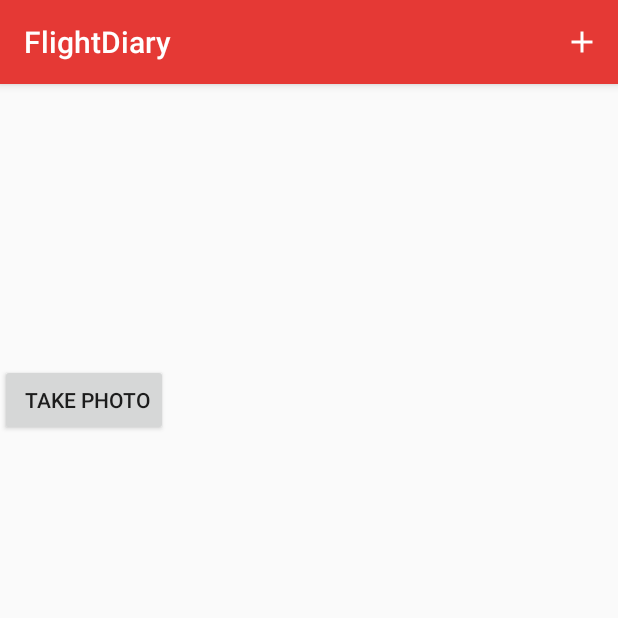
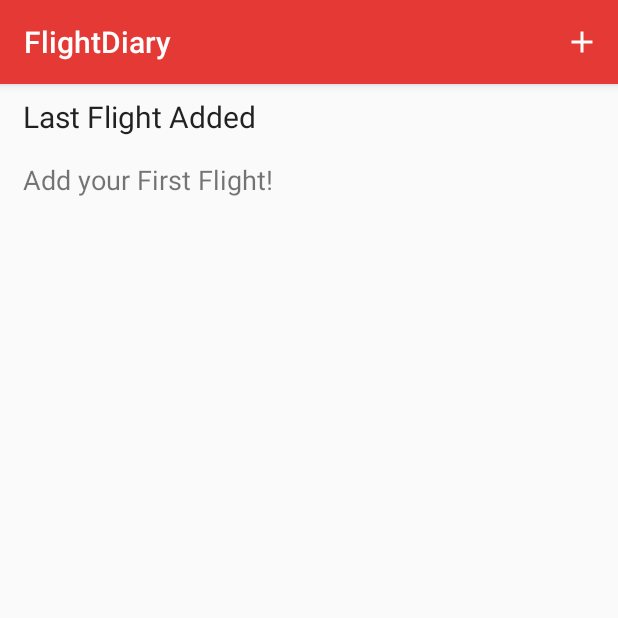
Before and after one commit to faiyaz72/FlightDiary, an Android app: the screen it shows after launch (MainActivity), on a phone screen of 412 x 824 dp, the top half of it. Run offline under Robolectric (Android 15) with nearby library versions, the phone set to English and light mode, and no system bars.

Commit message:
Made changes to mainActivity so it displays extended details for last added flight

```diff
--- a/FlightDiary/flightdiary/build.gradle
+++ b/FlightDiary/flightdiary/build.gradle
@@ -16,7 +16,7 @@ android {
             proguardFiles getDefaultProguardFile('proguard-android.txt'), 'proguard-rules.pro'
         }
         customDebugType {
-            debuggable true
+
         }
     }
 }
--- a/FlightDiary/flightdiary/src/main/java/com/example/android/flightdiary/AddActivity.java
+++ b/FlightDiary/flightdiary/src/main/java/com/example/android/flightdiary/AddActivity.java
@@ -86,8 +86,6 @@ public class AddActivity extends AppCompatActivity {
 
         dbHandler = new DatabaseSQ(this);
 
-        showData = (TextView) findViewById(R.id.dataShowText);
-
     }
 
     @Override
--- a/FlightDiary/flightdiary/src/main/java/com/example/android/flightdiary/MainActivity.java
+++ b/FlightDiary/flightdiary/src/main/java/com/example/android/flightdiary/MainActivity.java
@@ -32,7 +32,10 @@ import java.util.Date;
 
 import static android.Manifest.permission.CAMERA;
 import static android.Manifest.permission.WRITE_EXTERNAL_STORAGE;
+import static com.example.android.flightdiary.DatabaseSQ.FLIGHT_AIRLINE;
+import static com.example.android.flightdiary.DatabaseSQ.FLIGHT_DATE;
 import static com.example.android.flightdiary.DatabaseSQ.FLIGHT_NUMBER;
+import static com.example.android.flightdiary.DatabaseSQ.ID;
 import static com.example.android.flightdiary.DatabaseSQ.TABLE_FLIGHTS;
 
 public class MainActivity extends AppCompatActivity {
@@ -41,6 +44,9 @@ public class MainActivity extends AppCompatActivity {
     static final int REQUEST_TAKE_PHOTO = 1;
     private ImageView mImageView;
     public String mCurrentPhotoPath;
+    private TextView flightMain;
+    private TextView dateMain;
+    private TextView airlineMain;
     private TextView showData;
 
     DatabaseSQ dbHandler;
@@ -50,9 +56,10 @@ public class MainActivity extends AppCompatActivity {
     protected void onCreate(Bundle savedInstanceState) {
         super.onCreate(savedInstanceState);
         setContentView(R.layout.activity_main);
-        mImageView = (ImageView) findViewById(R.id.imageViewID);
 
-        showData = (TextView) findViewById(R.id.dataShowText);
+        flightMain = (TextView) findViewById(R.id.FlightNumberMain);
+        dateMain = (TextView) findViewById(R.id.dateMain);
+        airlineMain = (TextView) findViewById(R.id.AirlineMain);
 
         dbHandler = new DatabaseSQ(this);
 
@@ -71,7 +78,42 @@ public class MainActivity extends AppCompatActivity {
     @Override
     protected void onStart() {
         super.onStart();
-        showData.setText(databaseToString());
+        showLastFlight();
+        //showData.setText(databaseToString());
+    }
+
+    @SuppressLint("SetTextI18n")
+    private void showLastFlight() {
+        db = dbHandler.getWritableDatabase();
+
+        String query = "SELECT * FROM " + TABLE_FLIGHTS + ";";
+        Cursor c = db.rawQuery(query, null);
+
+        //get most recent flight that has been added
+
+        if(c.getCount() != 0) {
+            c.moveToLast();
+            airlineMain.setVisibility(View.VISIBLE);
+            dateMain.setVisibility(View.VISIBLE);
+
+
+            //get ID for the most recent flight
+
+            String flightNumber = c.getString(c.getColumnIndex(FLIGHT_NUMBER));
+            String airline = c.getString(c.getColumnIndex(FLIGHT_AIRLINE));
+            String date = c.getString(c.getColumnIndex(FLIGHT_DATE));
+
+            flightMain.setText(flightNumber);
+            airlineMain.setText(airline);
+            dateMain.setText(date);
+        } else {
+
+            flightMain.setText("Add your First Flight!");
+            airlineMain.setVisibility(View.INVISIBLE);
+            dateMain.setVisibility(View.INVISIBLE);
+
+        }
+
     }
 
     @Override
@@ -83,81 +125,6 @@ public class MainActivity extends AppCompatActivity {
         return true;
     }
 
-    public void imageButton(View view) {
-
-        Intent takePictureIntent = new Intent(MediaStore.ACTION_IMAGE_CAPTURE);
-        // Ensure that there's a camera activity to handle the intent
-        if (takePictureIntent.resolveActivity(getPackageManager()) != null) {
-            // Create the File where the photo should go
-            File photoFile = null;
-            try {
-                photoFile = createImageFile();
-            } catch (IOException ex) {
-                // Error occurred while creating the File
-                Toast.makeText(this, "Error cannot find camera", Toast.LENGTH_LONG)
-                        .show();
-            }
-            // Continue only if the File was successfully created
-            if (photoFile != null) {
-                Uri photoURI = FileProvider.getUriForFile(this,
-                        "com.example.android.flightdiary",
-                        photoFile);
-                takePictureIntent.putExtra(MediaStore.EXTRA_OUTPUT, photoURI);
-                startActivityForResult(takePictureIntent, REQUEST_TAKE_PHOTO);
-            }
-        }
-
-    }
-
-    protected void onActivityResult(int requestCode, int resultCode, Intent data) {
-        System.out.println("Reached Here");
-        if (requestCode == REQUEST_TAKE_PHOTO && resultCode == RESULT_OK) {
-//            Bundle extras = data.getExtras();
-//            Bitmap imageBitmap = (Bitmap) extras.get("data");
-//            mImageView.setImageBitmap(imageBitmap);
-            setPic();
-        }
-    }
-
-    private File createImageFile() throws IOException {
-        // Create an image file name
-        @SuppressLint("SimpleDateFormat") String timeStamp = new SimpleDateFormat("yyyyMMdd_HHmmss").format(new Date());
-        String imageFileName = "JPEG_" + timeStamp + "_";
-        File storageDir = getExternalFilesDir(Environment.DIRECTORY_PICTURES);
-        File image = File.createTempFile(
-                imageFileName,  /* prefix */
-                ".jpg",         /* suffix */
-                storageDir      /* directory */
-        );
-
-        // Save a file: path for use with ACTION_VIEW intents
-        mCurrentPhotoPath = image.getAbsolutePath();
-        return image;
-    }
-
-    private void setPic() {
-        // Get the dimensions of the View
-        int targetW = mImageView.getWidth();
-        int targetH = mImageView.getHeight();
-
-        // Get the dimensions of the bitmap
-        BitmapFactory.Options bmOptions = new BitmapFactory.Options();
-        bmOptions.inJustDecodeBounds = true;
-        BitmapFactory.decodeFile(mCurrentPhotoPath, bmOptions);
-        int photoW = bmOptions.outWidth;
-        int photoH = bmOptions.outHeight;
-
-        // Determine how much to scale down the image
-        int scaleFactor = Math.min(photoW/targetW, photoH/targetH);
-
-        // Decode the image file into a Bitmap sized to fill the View
-        bmOptions.inJustDecodeBounds = false;
-        bmOptions.inSampleSize = scaleFactor;
-        bmOptions.inPurgeable = true;
-
-        Bitmap bitmap = BitmapFactory.decodeFile(mCurrentPhotoPath, bmOptions);
-        mImageView.setImageBitmap(bitmap);
-    }
 
     @Override
     public boolean onOptionsItemSelected(MenuItem item) {
--- a/FlightDiary/flightdiary/src/main/res/layout/activity_main.xml
+++ b/FlightDiary/flightdiary/src/main/res/layout/activity_main.xml
@@ -7,39 +7,63 @@
     android:layout_width="match_parent"
     android:layout_height="match_parent"
     tools:context="com.example.android.flightdiary.MainActivity"
-    android:orientation="horizontal"
+    android:orientation="vertical"
     >
 
-    <LinearLayout
+    <TextView
+        android:id="@+id/title"
+        android:layout_width="wrap_content"
+        android:layout_height="wrap_content"
+        android:paddingBottom="8dp"
+        android:paddingLeft="15dp"
+        android:paddingTop="8dp"
+        android:textSize="20dp"
+        android:text="Last Flight Added"
+        android:textAppearance="@style/TextAppearance.AppCompat.Body1" />
+
+    <RelativeLayout
         android:layout_width="match_parent"
-        android:layout_height="wrap_content"
-        android:orientation="vertical">
+        android:layout_height="87dp"
+        android:orientation="horizontal">
 
         <TextView
+            android:id="@+id/FlightNumberMain"
             android:layout_width="wrap_content"
             android:layout_height="wrap_content"
-            android:text="Something will be here"
-            android:id="@+id/dataShowText"
-            android:paddingLeft="16dp"
-            android:layout_marginTop="16dp"
-            android:textAppearance="@style/TextAppearance.AppCompat.Body2" />
+            android:layout_alignParentEnd="true"
+            android:layout_alignParentLeft="true"
+            android:layout_alignParentRight="true"
+            android:layout_alignParentStart="true"
+            android:layout_alignParentTop="true"
+            android:paddingBottom="8dp"
+            android:paddingLeft="15dp"
+            android:textSize="18dp"
+            android:paddingTop="8dp"
+            android:text="Flight Number" />
 
-        <ImageView
-            android:id="@+id/imageViewID"
-            android:layout_width="148dp"
-            android:layout_height="135dp" />
-
-        <Button
+        <TextView
+            android:id="@+id/AirlineMain"
             android:layout_width="wrap_content"
             android:layout_height="wrap_content"
-            android:paddingLeft="16dp"
-            android:layout_marginTop="16dp"
-            android:text="Take photo"
-            android:onClick="imageButton"
-            />
+            android:layout_alignParentBottom="true"
+            android:layout_alignParentLeft="true"
+            android:layout_alignParentStart="true"
+            android:layout_marginBottom="16dp"
+            android:paddingLeft="15dp"
+            android:text="Airline" />
+
+        <TextView
+            android:id="@+id/dateMain"
+            android:layout_width="wrap_content"
+            android:layout_height="wrap_content"
+            android:layout_alignBottom="@+id/AirlineMain"
+            android:layout_alignParentEnd="true"
+            android:layout_alignParentRight="true"
+            android:paddingRight="15dp"
+            android:text="Date" />
 
 
-    </LinearLayout>
+    </RelativeLayout>
 
 
 </LinearLayout>
```
